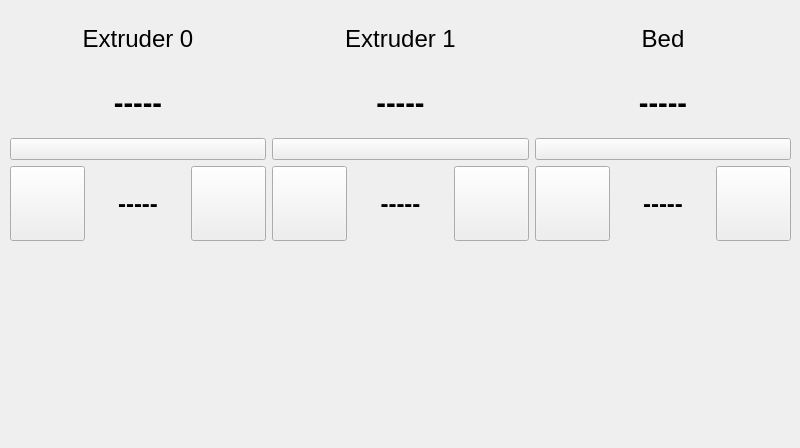
re3Dprinting/touchscreen, file ClientApp/qt/temperaturepage_qt.ui: the form before one commit.
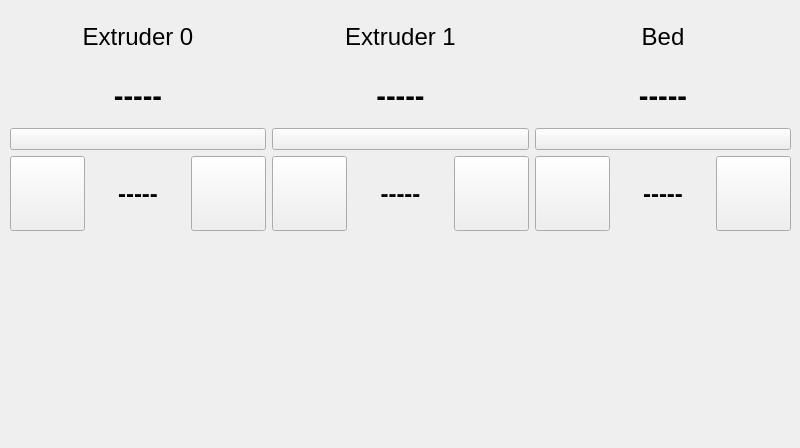
The form after the commit. Icons and pictures are not drawn.

What changed in the file:
```diff
--- a/ClientApp/qt/temperaturepage_qt.ui
+++ b/ClientApp/qt/temperaturepage_qt.ui
@@ -23,9 +23,9 @@
    <property name="geometry">
     <rect>
      <x>20</x>
-     <y>250</y>
+     <y>240</y>
      <width>781</width>
-     <height>171</height>
+     <height>181</height>
     </rect>
    </property>
    <layout class="QGridLayout" name="gridLayout">
@@ -52,7 +52,7 @@
      <x>10</x>
      <y>10</y>
      <width>781</width>
-     <height>231</height>
+     <height>221</height>
     </rect>
    </property>
    <layout class="QVBoxLayout" name="verticalLayout">
@@ -109,8 +109,8 @@
           </property>
           <property name="iconSize">
            <size>
-            <width>85</width>
-            <height>85</height>
+            <width>75</width>
+            <height>75</height>
            </size>
           </property>
          </widget>
@@ -162,8 +162,8 @@
           </property>
           <property name="iconSize">
            <size>
-            <width>85</width>
-            <height>85</height>
+            <width>75</width>
+            <height>75</height>
            </size>
           </property>
          </widget>
@@ -215,8 +215,8 @@
           </property>
           <property name="iconSize">
            <size>
-            <width>85</width>
-            <height>85</height>
+            <width>75</width>
+            <height>75</height>
            </size>
           </property>
          </widget>
```
